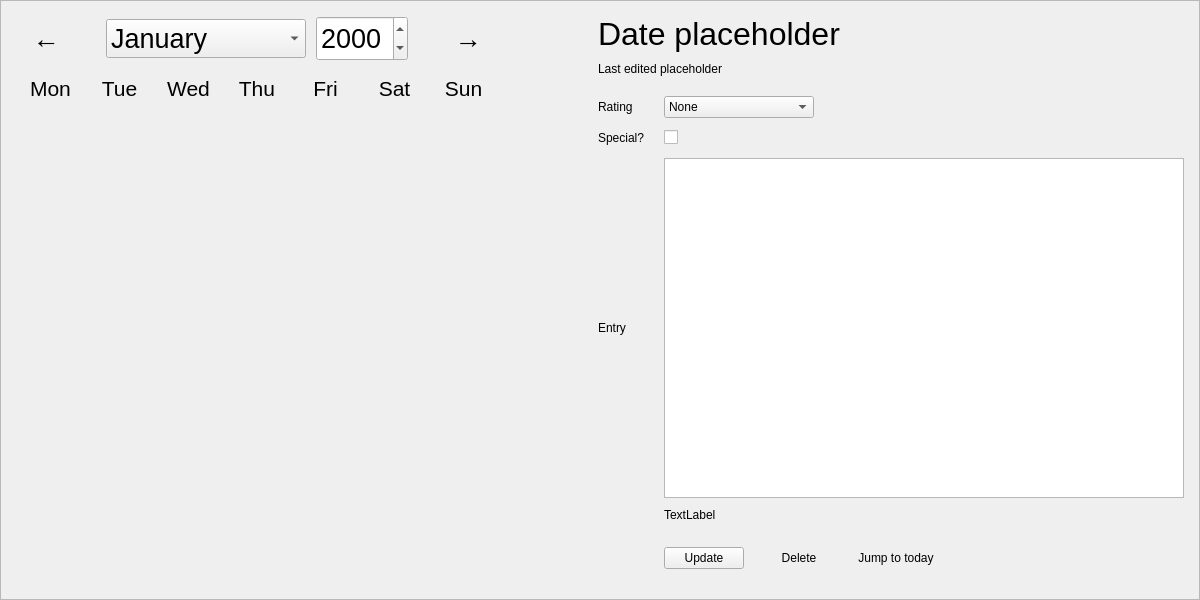
Before: the Qt Designer form src/gui/diaryeditor.ui in someretical/TheoreticalDiary, drawn with Qt 5.
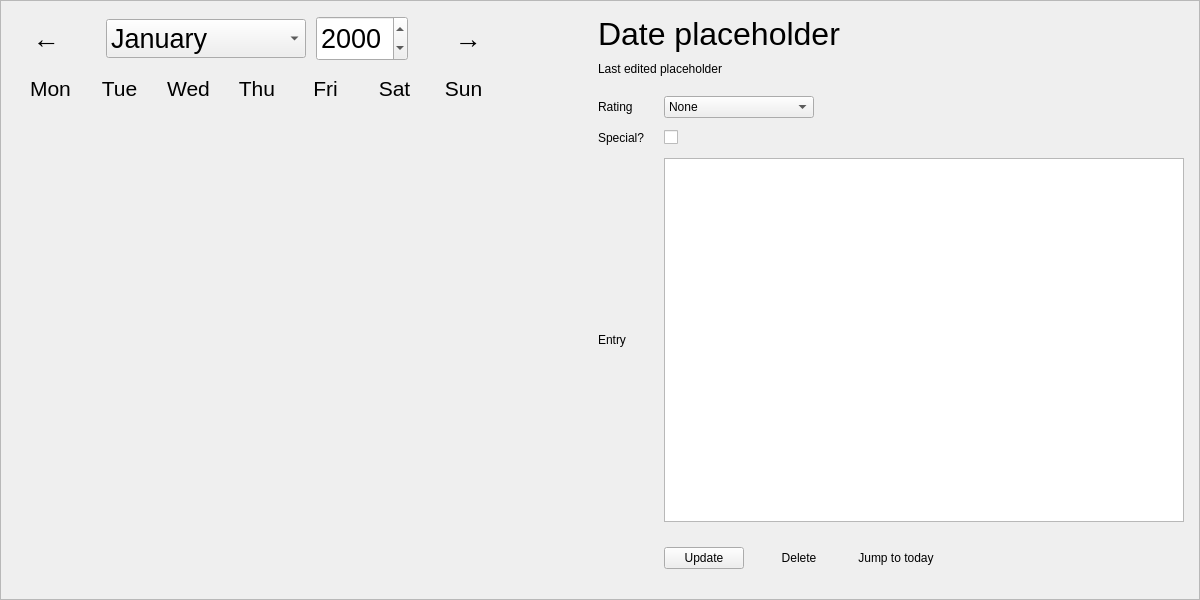
After: the same form once the commit is applied.

Patch:
```diff
--- a/src/gui/diaryeditor.ui
+++ b/src/gui/diaryeditor.ui
@@ -612,18 +612,6 @@
            </widget>
           </item>
           <item row="3" column="1">
-           <widget class="QLabel" name="alert_text">
-            <property name="font">
-             <font>
-              <pointsize>9</pointsize>
-             </font>
-            </property>
-            <property name="text">
-             <string>TextLabel</string>
-            </property>
-           </widget>
-          </item>
-          <item row="4" column="1">
            <layout class="QGridLayout" name="gridLayout_13">
             <property name="topMargin">
              <number>15</number>
```
Left out of the diff: 197 changed lines with no effect on the pictures.
